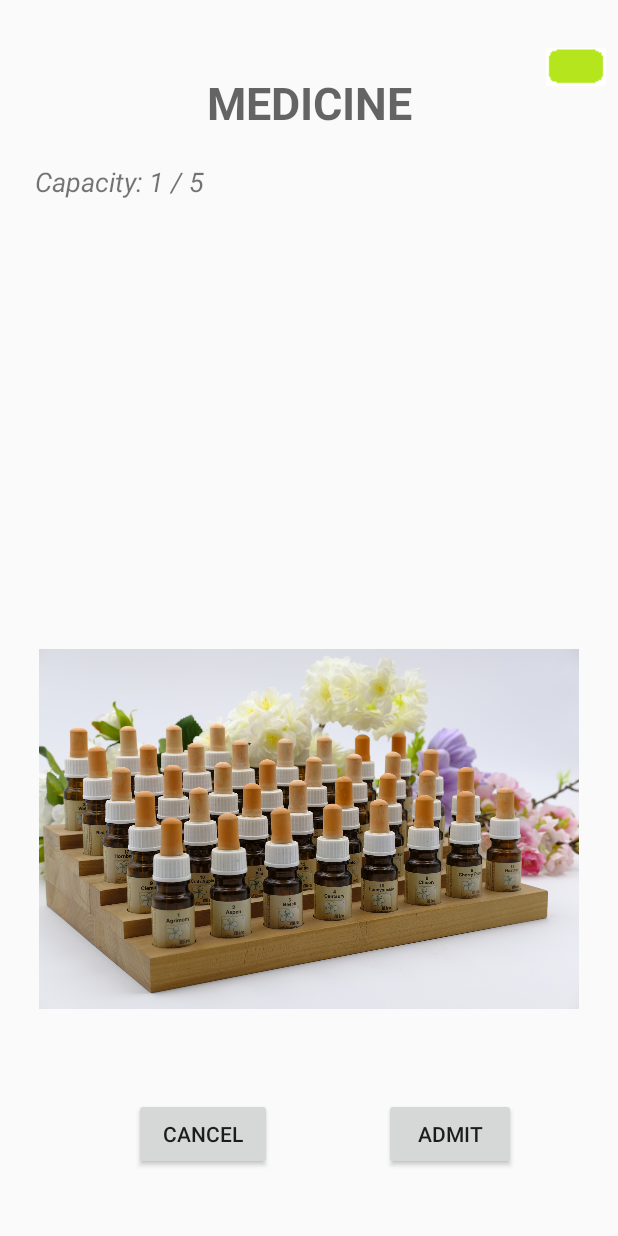
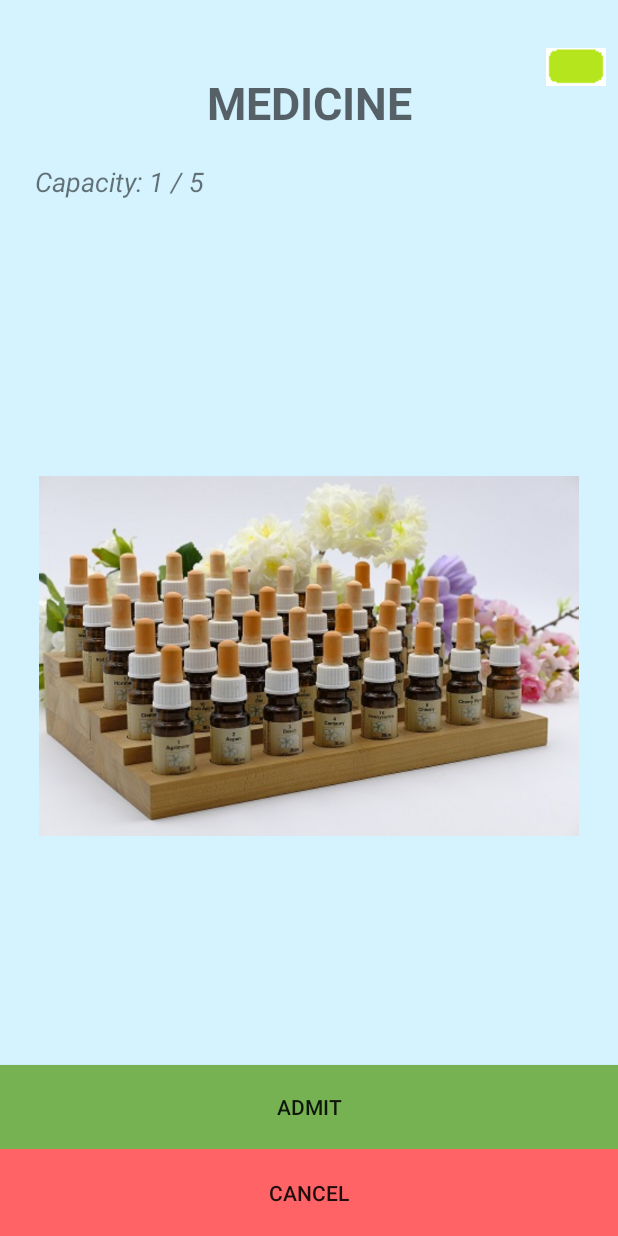
Before and after one commit to CSE-Hack-18/Digital-Coordinator, an Android app: the ScreenSlidePagerActivity screen opened directly, with no data from a screen before it, on a phone screen of 412 x 824 dp. Run offline under Robolectric (Android 15) with nearby library versions, the phone set to English and light mode, and no system bars.

Commit message:
Fix swipe page design

```diff
--- a/app/src/main/res/layout/activity_admit_page.xml
+++ b/app/src/main/res/layout/activity_admit_page.xml
@@ -6,6 +6,16 @@
     android:layout_height="match_parent"
     android:background="#D4F3FF"
     tools:context=".AdmitPage">
+
+    <Button
+        android:id="@+id/btn_search"
+        android:layout_width="fill_parent"
+        android:layout_height="62dp"
+        android:background="#76B252"
+        android:text="Search Units"
+        app:layout_constraintBottom_toBottomOf="parent"
+        app:layout_constraintEnd_toEndOf="parent"
+        app:layout_constraintStart_toStartOf="parent" />
 
     <TextView
         android:id="@+id/txt_Diagnosis"
@@ -95,18 +105,6 @@
         app:layout_constraintStart_toStartOf="parent"
         app:layout_constraintTop_toBottomOf="@+id/add_diag" />
 
-    <Button
-        android:id="@+id/btn_search"
-        android:layout_width="472dp"
-        android:layout_height="62dp"
-        android:layout_marginEnd="8dp"
-        android:layout_marginStart="8dp"
-        android:background="#76B252"
-        android:text="Search Units"
-        app:layout_constraintBottom_toBottomOf="parent"
-        app:layout_constraintEnd_toEndOf="parent"
-        app:layout_constraintStart_toStartOf="parent" />
-
     <TextView
         android:id="@+id/txt_burden"
         android:layout_width="60dp"
--- a/app/src/main/res/layout/fragment_screen_slide_page.xml
+++ b/app/src/main/res/layout/fragment_screen_slide_page.xml
@@ -3,7 +3,8 @@
     xmlns:tools="http://schemas.android.com/tools"
     android:id="@+id/content"
     android:layout_width="match_parent"
-    android:layout_height="match_parent">
+    android:layout_height="match_parent"
+    android:background="#D4F3FF">
 
     <TextView
         android:id="@+id/textView"
@@ -25,40 +26,37 @@
 
     <Button
         android:id="@+id/admitbutton"
-        android:layout_width="wrap_content"
-        android:layout_height="wrap_content"
-        android:layout_marginBottom="44dp"
-        android:layout_marginEnd="68dp"
+        android:layout_width="fill_parent"
+        android:layout_height="56dp"
+        android:background="#76B252"
         android:text="Admit"
-        app:layout_constraintBottom_toBottomOf="parent"
-        app:layout_constraintEnd_toEndOf="parent" />
+        app:layout_constraintBottom_toTopOf="@+id/cancelbutton"
+        app:layout_constraintEnd_toEndOf="parent"
+        app:layout_constraintHorizontal_bias="0.0"
+        app:layout_constraintStart_toStartOf="parent" />
 
     <Button
         android:id="@+id/cancelbutton"
-        android:layout_width="92dp"
-        android:layout_height="wrap_content"
-        android:layout_marginBottom="44dp"
-        android:layout_marginEnd="8dp"
-        android:layout_marginStart="60dp"
+        android:layout_width="fill_parent"
+        android:layout_height="58dp"
+        android:background="#FF6365"
         android:text="Cancel"
         app:layout_constraintBottom_toBottomOf="parent"
-        app:layout_constraintEnd_toStartOf="@+id/admitbutton"
-        app:layout_constraintHorizontal_bias="0.308"
+        app:layout_constraintEnd_toEndOf="parent"
+        app:layout_constraintHorizontal_bias="0.0"
         app:layout_constraintStart_toStartOf="parent" />
 
     <ImageView
         android:id="@+id/imageView2"
         android:layout_width="wrap_content"
         android:layout_height="240dp"
-        android:layout_marginTop="148dp"
         android:contentDescription="zombie"
         android:visibility="visible"
         app:layout_constraintBottom_toTopOf="@+id/admitbutton"
         app:layout_constraintEnd_toEndOf="parent"
-        app:layout_constraintHorizontal_bias="0.0"
+        app:layout_constraintHorizontal_bias="0.5"
         app:layout_constraintStart_toStartOf="parent"
-        app:layout_constraintTop_toTopOf="parent"
-        app:layout_constraintVertical_bias="0.827"
+        app:layout_constraintTop_toBottomOf="@+id/captext"
         app:srcCompat="@drawable/zombie" />
 
     <ImageView
```
Also changed, not shown: app/src/main/res/drawable/flower.jpg, app/src/main/res/drawable/zombie.png.
